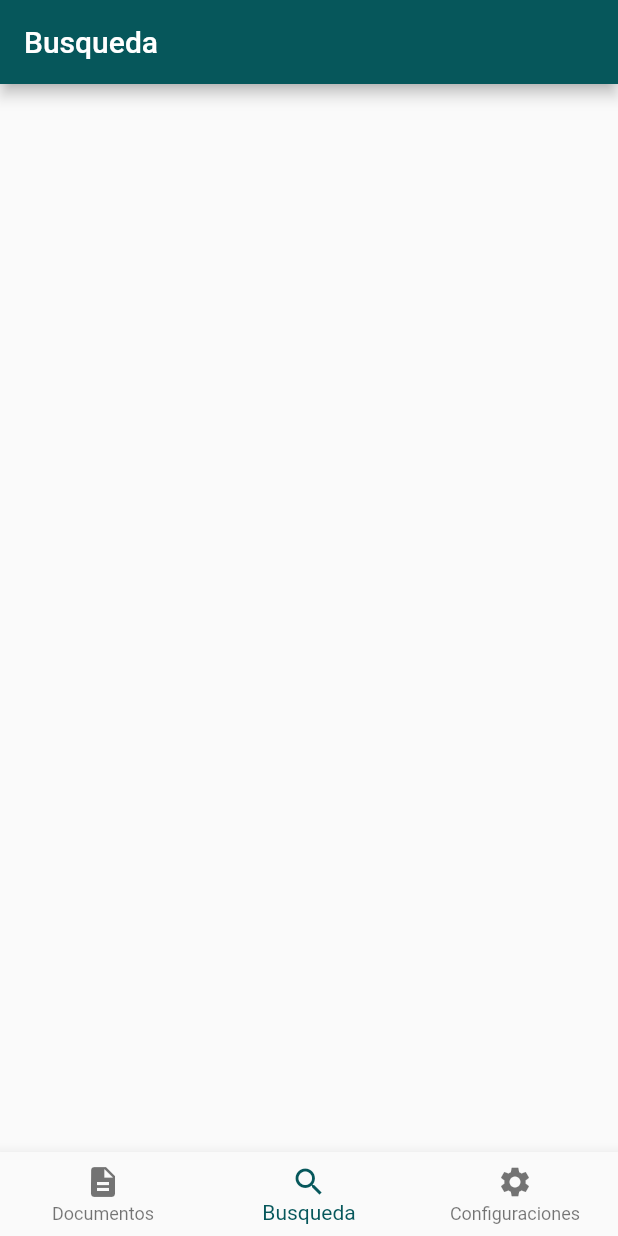
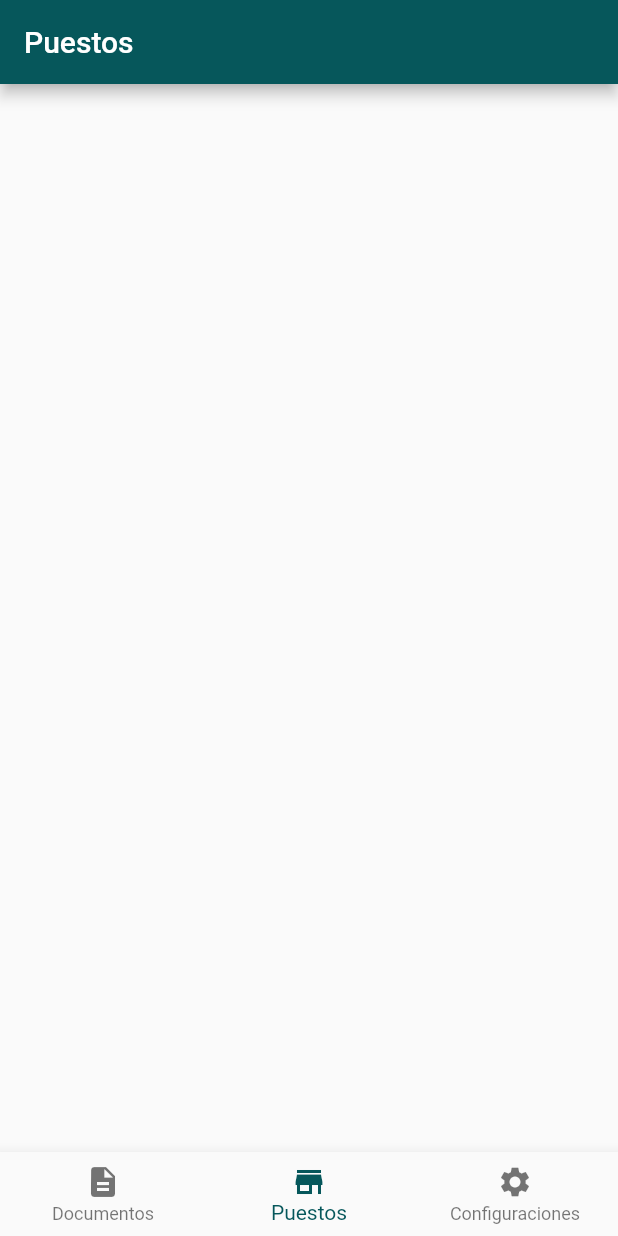
Before and after one commit to JuanJo53/Printalo-App-Movil-, a Flutter app: the screen it shows after launch, item 2 of the bottom bar chosen, on a phone screen of 412 x 824 dp. Run offline on Flutter 3.47's test engine with Material 2 defaults, Android fonts, the phone set to English and light mode, and no system bars; our stand-ins replace font_awesome_flutter.

Commit message:
Cambio de Icono y Texto de Busqueda

```diff
--- a/Movil/lib/pages/BusquedaTabs/busqueda.dart
+++ b/Movil/lib/pages/BusquedaTabs/busqueda.dart
@@ -11,7 +11,7 @@ class _BusquedaState extends State<Busqueda> {
   Widget build(BuildContext context) {
     return Scaffold(
       appBar: AppBar(
-        title: Text("Busqueda"),
+        title: Text("Puestos"),
         backgroundColor: Color(0xFF06575B),
       ),
     );
--- a/Movil/lib/pages/bbnav.dart
+++ b/Movil/lib/pages/bbnav.dart
@@ -32,8 +32,8 @@ class _BBNavState extends State<BBNav> {
             title: Text("Documentos"),
           ),
           BottomNavigationBarItem(
-            icon: Icon(Icons.search),
-            title: Text("Busqueda"),
+            icon: Icon(Icons.store_mall_directory),
+            title: Text("Puestos"),
           ),
           BottomNavigationBarItem(
             icon: Icon(Icons.settings),
```
